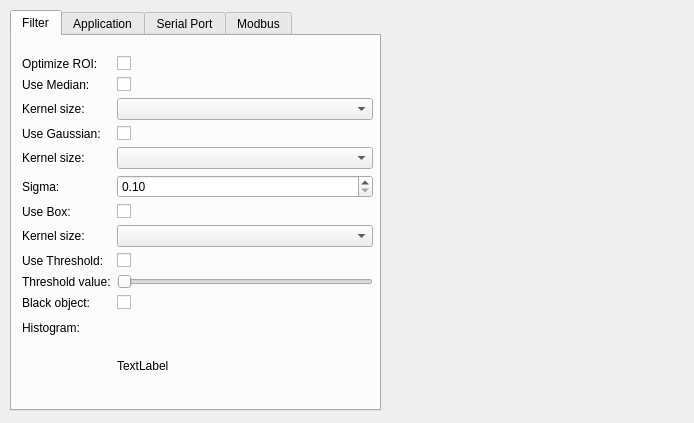
Qt form filterapp/SettingsForm.ui (peppincsoda/stripe-filter-v2) before a commit.
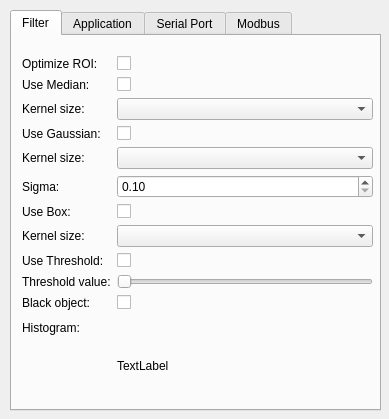
The same form after that commit.

Patch:
```diff
--- a/filterapp/SettingsForm.ui
+++ b/filterapp/SettingsForm.ui
@@ -6,8 +6,8 @@
    <rect>
     <x>0</x>
     <y>0</y>
-    <width>694</width>
-    <height>423</height>
+    <width>389</width>
+    <height>419</height>
    </rect>
   </property>
   <property name="windowTitle">
```
